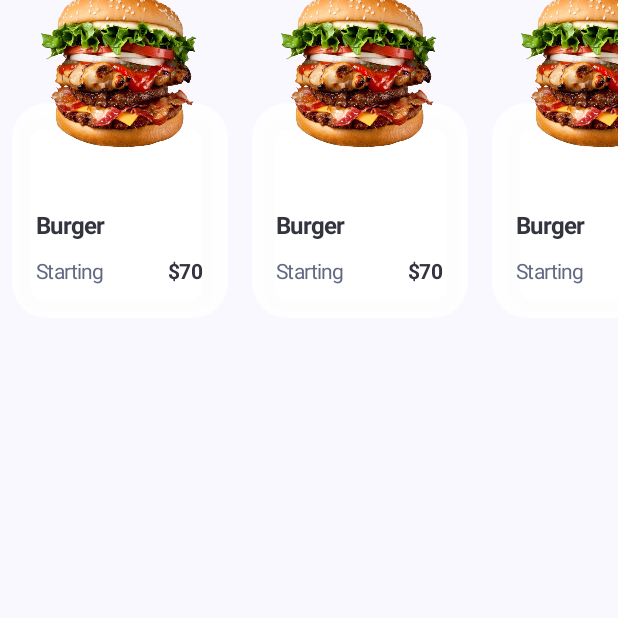
After one commit to samadtalukder/Android-Clean-Architecture-MVVM-With-Compose, an Android app built with Jetpack Compose: the composable ItemCategories called with empty values, on a phone screen of 412 x 824 dp, the top half of it. The commit adds this screen. Run offline under Robolectric (Android 15) with nearby library versions, the phone set to English and light mode, and no system bars.

Commit message:
Add: Item Categories component

```diff
--- /dev/null
+++ b/app/src/main/java/com/samad_talukder/mvvmcompose/ui/common/components/ItemCategories.kt
@@ -0,0 +1,114 @@
+package com.samad_talukder.mvvmcompose.ui.common.components
+
+import androidx.compose.foundation.background
+import androidx.compose.foundation.layout.Arrangement
+import androidx.compose.foundation.layout.Box
+import androidx.compose.foundation.layout.Column
+import androidx.compose.foundation.layout.Row
+import androidx.compose.foundation.layout.Spacer
+import androidx.compose.foundation.layout.fillMaxWidth
+import androidx.compose.foundation.layout.height
+import androidx.compose.foundation.layout.offset
+import androidx.compose.foundation.layout.padding
+import androidx.compose.foundation.layout.size
+import androidx.compose.foundation.layout.width
+import androidx.compose.foundation.lazy.LazyRow
+import androidx.compose.foundation.shape.RoundedCornerShape
+import androidx.compose.runtime.Composable
+import androidx.compose.ui.Alignment
+import androidx.compose.ui.Modifier
+import androidx.compose.ui.draw.clip
+import androidx.compose.ui.draw.shadow
+import androidx.compose.ui.layout.ContentScale
+import androidx.compose.ui.text.font.FontWeight
+import androidx.compose.ui.tooling.preview.Preview
+import androidx.compose.ui.unit.dp
+import androidx.compose.ui.unit.sp
+import com.samad_talukder.mvvmcompose.R
+import com.samad_talukder.mvvmcompose.ui.common.theme.Black
+import com.samad_talukder.mvvmcompose.ui.common.theme.PrimaryTextColor
+import com.samad_talukder.mvvmcompose.ui.common.theme.SecondaryTextColor
+import com.samad_talukder.mvvmcompose.ui.common.theme.White
+
+
+/**
+ *  Copyright (C) 2024. Samad Talukder (https://www.samadtalukder.com)
+ */
+
+@Composable
+fun ItemCategories(
+    itemName: String,
+    itemImage: Int,
+    startingPrice: String,
+) {
+    Box(
+        modifier = Modifier
+            .width(160.dp)
+            .height(220.dp)
+            .padding(8.dp),
+        contentAlignment = Alignment.TopCenter
+    ) {
+        Box(
+            modifier = Modifier
+                .fillMaxWidth()
+                .align(Alignment.BottomCenter)
+                .clip(RoundedCornerShape(24.dp))
+                .background(White)
+                .shadow(
+                    elevation = 10.dp,
+                    shape = RoundedCornerShape(24.dp),
+                    ambientColor = Black.copy(alpha = 0.05f),
+                    spotColor = Black.copy(alpha = 0.05f)
+                )
+                .padding(top = 70.dp, bottom = 20.dp, start = 16.dp, end = 16.dp)
+        ) {
+            Column {
+                CustomText(
+                    text = itemName,
+                    fontWeight = FontWeight.Bold,
+                    fontSize = 16.sp,
+                    textColor = PrimaryTextColor
+                )
+                Spacer(modifier = Modifier.height(8.dp))
+                Row(
+                    horizontalArrangement = Arrangement.SpaceBetween,
+                    modifier = Modifier.fillMaxWidth()
+                ) {
+                    CustomText(
+                        text = "Starting",
+                        textColor = SecondaryTextColor,
+                        fontSize = 14.sp
+                    )
+                    CustomText(
+                        text = startingPrice,
+                        fontWeight = FontWeight.Bold,
+                        fontSize = 14.sp,
+                        textColor = PrimaryTextColor
+                    )
+                }
+            }
+        }
+
+        CustomImage(
+            image = itemImage,
+            modifier = Modifier
+                .size(120.dp)
+                .offset(y = (-20).dp),
+            contentScale = ContentScale.Fit
+        )
+    }
+}
+
+@Preview(showBackground = true, showSystemUi = true)
+@Composable
+private fun PreviewItemCategories() {
+    LazyRow {
+        items(5) {
+            ItemCategories(
+                itemName = "Burger",
+                itemImage = R.drawable.img_burger,
+                startingPrice = "$70"
+            )
+        }
+    }
+}
```
Also changed, not shown: app/src/main/java/com/samad_talukder/mvvmcompose/MainActivity.kt (+17 -4 lines), app/src/main/res/drawable/img_burger.png (added).
